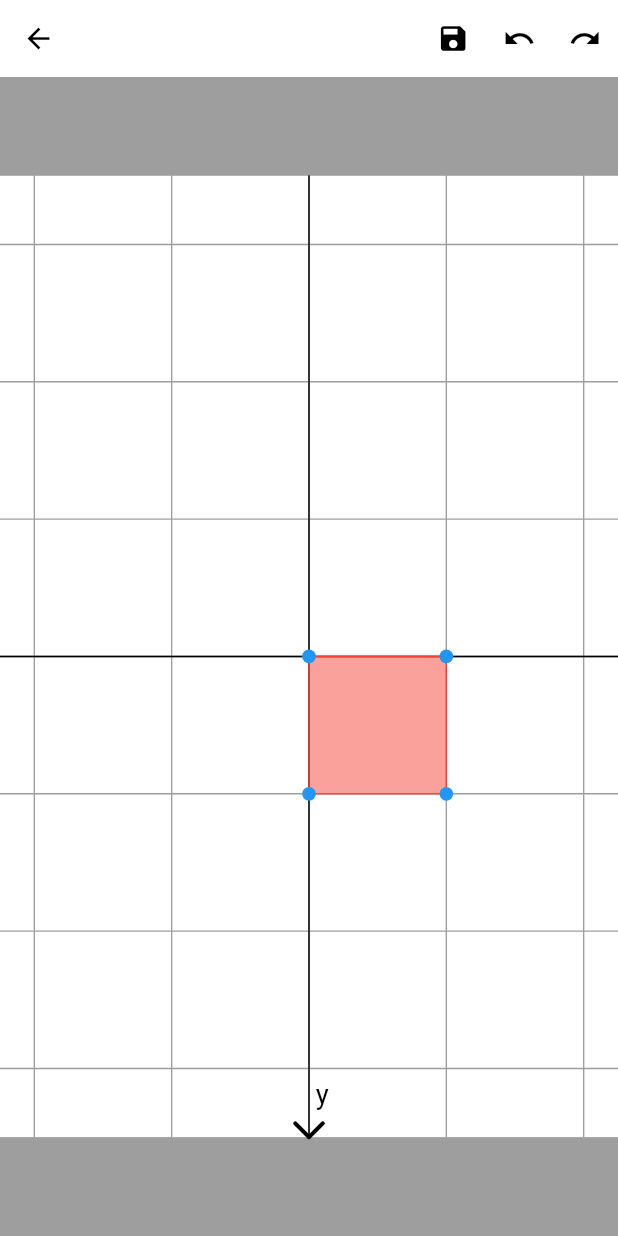
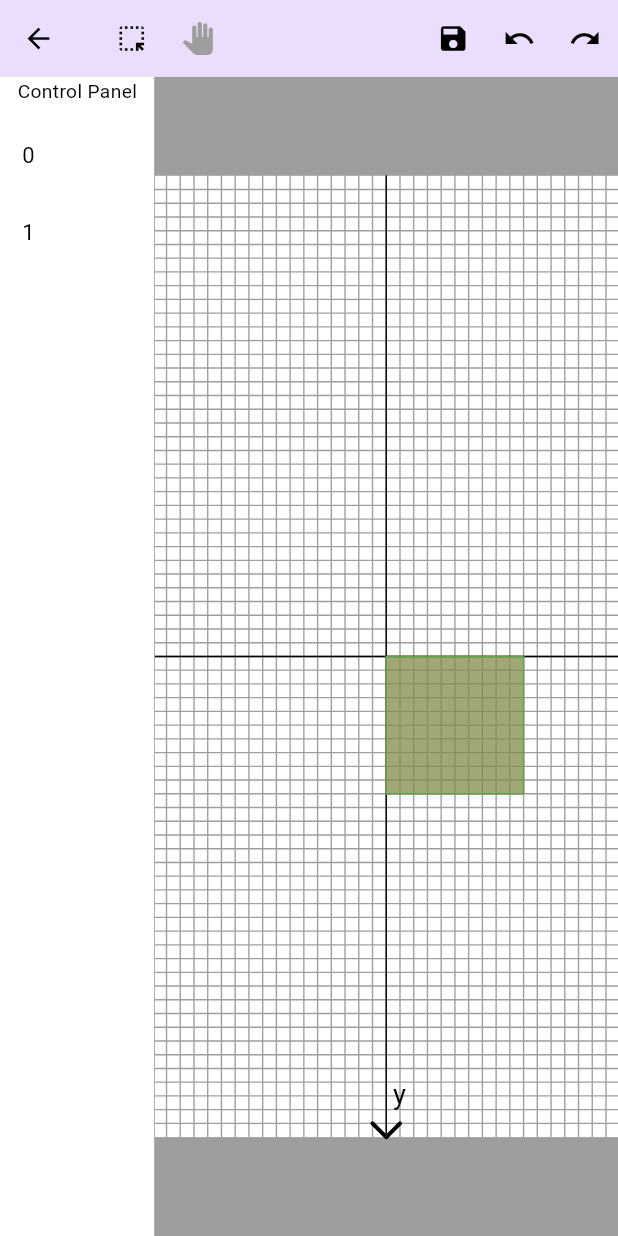
Before and after one commit to SzetAdom/indoor_locacalization_web, a Flutter app: the screen it shows after launch, after a tap on "Create new map", on a phone screen of 412 x 824 dp. Run offline on Flutter 3.47's test engine with Material 2 defaults, Android fonts, the phone set to English and light mode, and no system bars; our stand-ins replace cloud_firestore, firebase_auth, firebase_core, go_router, responsive_framework, shared_preferences and 1 more; missing offline and left inert: dart:html, matrix_gesture_detector; accounts and stored records are empty; statements that could not run were skipped.

Commit message:
move objects freely

```diff
--- a/lib/reset/map_editor_controller.dart
+++ b/lib/reset/map_editor_controller.dart
@@ -2,7 +2,20 @@ import 'package:flutter/material.dart';
 import 'package:indoor_localization_web/reset/map_model.dart';
 import 'package:indoor_localization_web/reset/map_objects/wall_object.dart';
 
+enum EditMode {
+  select,
+  move,
+  resize,
+}
+
 class MapEditorController extends ChangeNotifier {
+  EditMode editMode = EditMode.select;
+
+  void setEditMode(EditMode mode) {
+    editMode = mode;
+    notifyListeners();
+  }
+
   void save() {}
 
   void undo() {}
@@ -16,18 +29,36 @@ class MapEditorController extends ChangeNotifier {
       id: '0',
       name: 'test',
       objects: [
-        WallObject(id: '0', x: 0, y: 0, description: '', points: [
-          const Offset(0, 0),
-          const Offset(0, 100),
-          const Offset(100, 100),
-          const Offset(100, 0),
-        ])
+        WallObject(
+            id: '0',
+            color: Colors.red,
+            x: 0,
+            y: 0,
+            description: '',
+            points: [
+              const Offset(0, 0),
+              const Offset(0, 100),
+              const Offset(100, 100),
+              const Offset(100, 0),
+            ]),
+        WallObject(
+            id: '1',
+            color: Colors.green,
+            x: 0,
+            y: 0,
+            description: '',
+            points: [
+              const Offset(0, 0),
+              const Offset(0, 100),
+              const Offset(100, 100),
+              const Offset(100, 0),
+            ]),
       ],
     );
     return true;
   }
 
-  void onTap(Offset offset) {
+  void onTap(Offset offset, {bool deselect = true}) {
     //select nearest point
 
     var normalizedOffset = normalize(offset);
@@ -38,14 +69,14 @@ class MapEditorController extends ChangeNotifier {
         try {
           var point = map.objects[i].isPointUnderMouse(normalizedOffset);
           if (point != null) {
-            selectPoint(map.objects[i].id, index: point);
+            selectObject(map.objects[i].id, index: point);
             return;
           } else {
             //if mouse is inside object select object
             bool isObjectSelected =
                 map.objects[i].isObjectUnderMouse(normalizedOffset);
             if (isObjectSelected) {
-              selectPoint(map.objects[i].id);
+              selectObject(map.objects[i].id);
               return;
             }
           }
@@ -53,9 +84,9 @@ class MapEditorController extends ChangeNotifier {
           print(e);
         }
       }
-
-      selectPoint(null);
-
+      if (deselect) {
+        selectObject(null);
+      }
       // var points = map.objects.expand((element) => element.points).toList();
 
       // points.sort((a, b) {
@@ -92,7 +123,7 @@ class MapEditorController extends ChangeNotifier {
   }
 
   void onPanStart(Offset offset) {
-    onTap(offset);
+    onTap(offset, deselect: false);
   }
 
   Offset? get selectedPoint {
@@ -178,7 +209,6 @@ class MapEditorController extends ChangeNotifier {
         case MapEditorPoint.bottomRight:
           map.addExtraWidthRigth(delta.dx);
           map.addExtraHeightBottom(delta.dy);
-
           break;
         case MapEditorPoint.left:
           map.removeExtraWidthLeft(delta.dx);
@@ -203,7 +233,7 @@ class MapEditorController extends ChangeNotifier {
 
   void onPanEnd() {
     if (selectedObjectId != null) {
-      selectedObjectId = null;
+      // selectedObjectId = null;
       notifyListeners();
     }
     if (selectedMapEditorPoint != null) {
@@ -248,7 +278,7 @@ class MapEditorController extends ChangeNotifier {
     notifyListeners();
   }
 
-  void selectPoint(String? objectId, {int? index}) {
+  void selectObject(String? objectId, {int? index}) {
     selectedObjectId = objectId;
     selectedPointIndex = index;
     mapSelected = false;
@@ -277,7 +307,7 @@ class MapEditorController extends ChangeNotifier {
 
   Size canvasSize = Size.zero;
 
-  double gridStep = 100;
+  double gridStep = 10;
 
   double zoomLevel = 1.0;
 
--- a/lib/reset/map_editor_page.dart
+++ b/lib/reset/map_editor_page.dart
@@ -3,6 +3,7 @@ import 'package:flutter/material.dart';
 import 'package:flutter/services.dart';
 import 'package:indoor_localization_web/reset/map_editor_controller.dart';
 import 'package:indoor_localization_web/reset/map_editor_painer.dart';
+import 'package:indoor_localization_web/reset/widget/control_panel_widget.dart';
 import 'package:provider/provider.dart';
 
 class MapEditorPage extends StatefulWidget {
@@ -57,10 +58,48 @@ class _MapEditorPageResetState extends State<MapEditorPage> {
     }
   }
 
+  Widget get toolBar {
+    return Row(
+      children: [
+        //select tool
+        IconButton(
+            onPressed: () {
+              controller.setEditMode(EditMode.select);
+            },
+            icon: Icon(
+              Icons.highlight_alt,
+              color: controller.editMode == EditMode.select
+                  ? Colors.black
+                  : Colors.grey,
+            )),
+
+        //add object tool
+
+        //move tool
+        IconButton(
+            onPressed: () {
+              controller.setEditMode(EditMode.move);
+            },
+            icon: Icon(
+              Icons.pan_tool,
+              color: controller.editMode == EditMode.move
+                  ? Colors.black
+                  : Colors.grey,
+            )),
+        //add point tool
+      ],
+    );
+  }
+
   @override
   Widget build(BuildContext context) {
+    return ChangeNotifierProvider<MapEditorController>(
+      create: (context) => controller,
+      child: Consumer<MapEditorController>(builder: (context, value, child) {
         return Scaffold(
           appBar: AppBar(
+            title: toolBar,
+            elevation: 10,
             actions: [
               IconButton(
                 onPressed: () {
@@ -82,10 +121,7 @@ class _MapEditorPageResetState extends State<MapEditorPage> {
               ),
             ],
           ),
-      body: ChangeNotifierProvider<MapEditorController>(
-        create: (context) => controller,
-        child: Consumer<MapEditorController>(
-          builder: (context, value, child) => FutureBuilder(
+          body: FutureBuilder(
               future: future,
               builder: (context, snapshot) {
                 if (snapshot.connectionState == ConnectionState.done) {
@@ -110,7 +146,7 @@ class _MapEditorPageResetState extends State<MapEditorPage> {
                             child: Row(
                               mainAxisAlignment: MainAxisAlignment.center,
                               children: [
-                                // const MapEditorControlPanel(),
+                                const ControlPanelWidget(),
                                 Expanded(
                                   child: Container(
                                     height: MediaQuery.of(context).size.height,
@@ -202,8 +238,8 @@ class _MapEditorPageResetState extends State<MapEditorPage> {
                   );
                 }
               }),
-        ),
-      ),
+        );
+      }),
     );
   }
 }
--- a/lib/reset/map_editor_painer.dart
+++ b/lib/reset/map_editor_painer.dart
@@ -262,7 +262,7 @@ class MapEditorPainter extends CustomPainter {
     canvas.translate(map.baseWidth / 2, map.baseHeight / 2);
 
     for (final mapObject in map.objects) {
-      mapObject.draw(canvas, size);
+      mapObject.draw(canvas, size, selected: mapObject.id == selectedPointId);
     }
   }
 }
--- a/lib/reset/map_object_model.dart
+++ b/lib/reset/map_object_model.dart
@@ -8,7 +8,7 @@ abstract class MapObjectInterface {
   void movePointBy(int index, Offset offset);
   void movePointTo(int index, Offset offset);
   void moveObjectBy(Offset offset);
-  void draw(Canvas canvas, Size size);
+  void draw(Canvas canvas, Size size, {bool selected = false});
   int? isPointUnderMouse(Offset point);
   bool isObjectUnderMouse(Offset point);
 }
@@ -56,7 +56,7 @@ class MapObjectModel implements MapObjectInterface {
   }
 
   @override
-  void draw(Canvas canvas, Size size) {
+  void draw(Canvas canvas, Size size, {bool selected = false}) {
     final paint = Paint()
       ..color = Colors.blue
       ..strokeWidth = pointRadius
--- a/lib/reset/map_objects/wall_object.dart
+++ b/lib/reset/map_objects/wall_object.dart
@@ -22,7 +22,7 @@ class WallObject extends MapObjectModel {
         );
 
   @override
-  void draw(Canvas canvas, Size size) {
+  void draw(Canvas canvas, Size size, {bool selected = false}) {
     final path = Path();
 
     path.moveTo(points.first.dx, points.first.dy);
@@ -34,7 +34,7 @@ class WallObject extends MapObjectModel {
     path.close();
 
     final fillPaint = Paint()
-      ..color = color ?? Colors.red.withOpacity(0.5)
+      ..color = color?.withOpacity(0.5) ?? Colors.red.withOpacity(0.5)
       ..strokeWidth = 1
       ..style = PaintingStyle.fill;
 
@@ -47,23 +47,16 @@ class WallObject extends MapObjectModel {
     canvas.drawPath(path, drawPaint);
 
     //draw only the points
-
-    super.draw(canvas, size);
+    if (selected) {
+      super.draw(canvas, size);
+    }
   }
 
   @override
   bool isObjectUnderMouse(Offset point) {
-    final path = Path();
-
-    path.moveTo(points.first.dx, points.first.dy);
-
-    for (var i = 1; i < points.length; i++) {
-      path.lineTo(points[i].dx, points[i].dy);
+    if (MapHelper.edgeContainsWithTolerance(points, point, tolerance: 1)) {
+      return true;
     }
-
-    path.close();
-
-    bool edgeContaines = path.contains(point);
 
     //check if the point is inside the polygon
     //https://stackoverflow.com/questions/217578/how-can-i-determine-whether-a-2d-point-is-within-a-polygon
@@ -73,6 +66,6 @@ class WallObject extends MapObjectModel {
         points.map((e) => e.dy).toList(),
         point);
 
-    return edgeContaines || pointContains;
+    return pointContains;
   }
 }
--- /dev/null
+++ b/lib/reset/widget/control_panel_widget.dart
@@ -0,0 +1,43 @@
+import 'package:flutter/material.dart';
+import 'package:indoor_localization_web/reset/map_editor_controller.dart';
+import 'package:provider/provider.dart';
+
+class ControlPanelWidget extends StatefulWidget {
+  const ControlPanelWidget({Key? key}) : super(key: key);
+
+  @override
+  State<ControlPanelWidget> createState() => _ControlPanelWidgetState();
+}
+
+class _ControlPanelWidgetState extends State<ControlPanelWidget> {
+  @override
+  Widget build(BuildContext context) {
+    var controller = Provider.of<MapEditorController>(context);
+    return Container(
+      color: Colors.white,
+      width: MediaQuery.of(context).size.width * 0.25,
+      child: Column(
+        children: [
+          const SizedBox(
+            child: Text('Control Panel'),
+          ),
+          const SizedBox(
+            height: 10,
+          ),
+          ListView.builder(
+              shrinkWrap: true,
+              itemCount: controller.map.objects.length,
+              itemBuilder: (context, index) {
+                var object = controller.map.objects[index];
+                return ListTile(
+                  title: Text(object.name ?? object.id),
+                  onTap: () {
+                    controller.selectObject(object.id);
+                  },
+                );
+              })
+        ],
+      ),
+    );
+  }
+}
```
Also changed, not shown: lib/reset/map_helper.dart (+31 -0 lines). Lines whose indentation alone changed are shown as unchanged.
